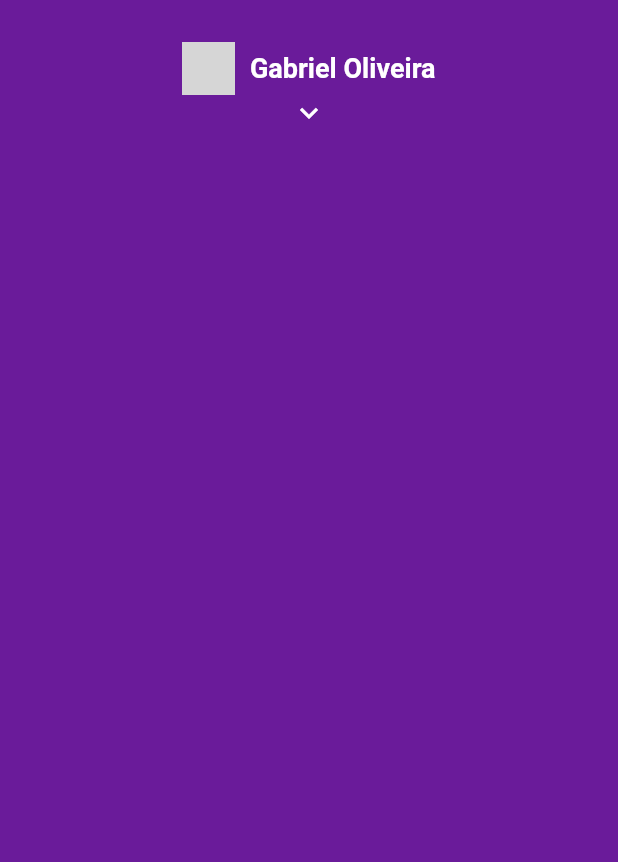
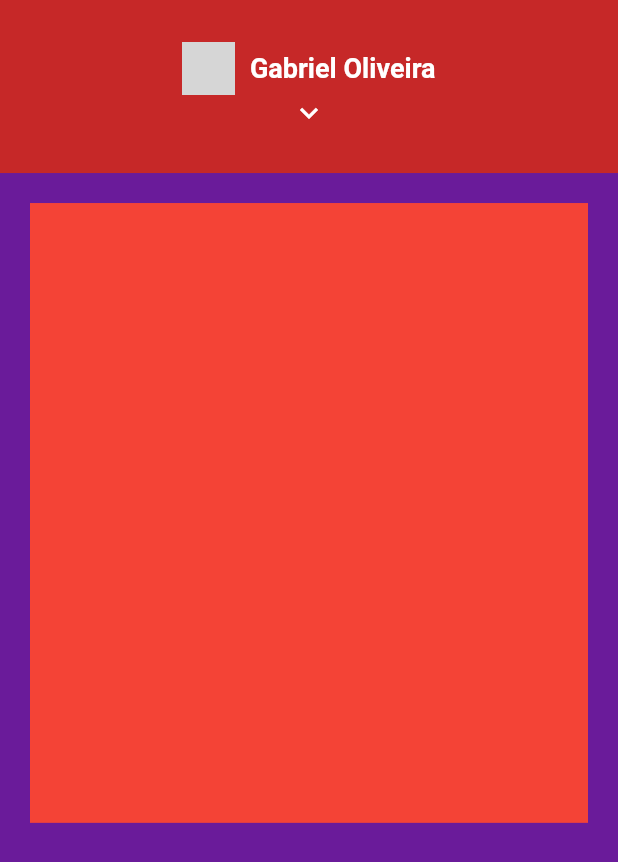
Before and after one commit to gaboliveiradev/app_nubank, a Flutter app: the screen it shows after launch, on a phone screen of 412 x 824 dp. Shown: the top 862 px of the screen. Run offline on Flutter 3.47's test engine with Material 2 defaults, Android fonts, the phone set to English and light mode, and no system bars; network calls fail; grey boxes are pictures that could not be loaded.

Commit message:
criando a page view com padding na home

```diff
--- a/lib/pages/home/home_page.dart
+++ b/lib/pages/home/home_page.dart
@@ -19,6 +19,8 @@ class _HomePageState extends State<HomePage> {
 
   @override
   Widget build(BuildContext context) {
+    double _screnHeigth = MediaQuery.of(context).size.height;
+
     return Scaffold(
       // [800] Deixar a nossa cor um pouco mais escura.
       backgroundColor: Colors.purple[800],
@@ -29,10 +31,32 @@ class _HomePageState extends State<HomePage> {
             showMenu: _showMenu,
             onTap: () {
               setState(() {
-                // A propriedade _showMenu, irá receber o contrário dela. Ou seja [true = false] | [false = true]
                 _showMenu = !_showMenu;
               });
             },
+          ),
+          Positioned(
+            top: _screnHeigth * .14,
+            height: _screnHeigth * .55,
+            left: 0,
+            right: 0,
+            child: PageView(
+              physics: BouncingScrollPhysics(),
+              children: <Widget>[
+                Padding(
+                  padding: const EdgeInsets.all(20),
+                  child: Container(
+                    color: Colors.red,
+                  ),
+                ),
+                Container(
+                  color: Colors.blue,
+                ),
+                Container(
+                  color: Colors.yellow,
+                ),
+              ],
+            ),
           ),
         ],
       ),
--- a/lib/pages/home/widgets/my_app_bar.dart
+++ b/lib/pages/home/widgets/my_app_bar.dart
@@ -21,7 +21,7 @@ class MyAppBar extends StatelessWidget {
         GestureDetector(
           onTap: onTap,
           child: Container(
-            color: Colors.purple[800],
+            color: Colors.red[800],
             // Responsividade no aplicativo, adaptavel para diferentes tamanho de telas.
             height: MediaQuery.of(context).size.height * .14,
             child: Column(
```
